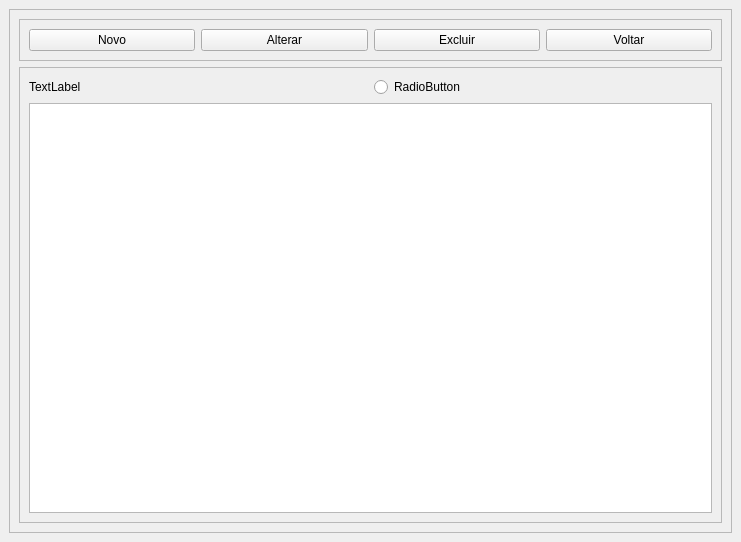
This is View/Telas/CD_Relatorio.ui in Blastoles/ProjetoSCGI as Qt 5 draws it before an edit. The edited form follows.
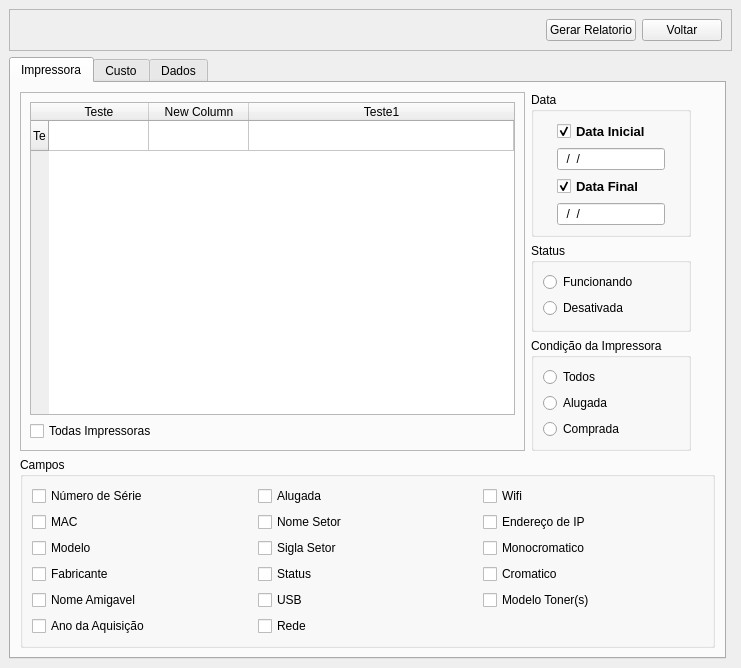
This is the edited form. Icons and pictures are not drawn.

Patch:
```diff
--- a/View/Telas/CD_Relatorio.ui
+++ b/View/Telas/CD_Relatorio.ui
@@ -7,7 +7,7 @@
     <x>0</x>
     <y>0</y>
     <width>741</width>
-    <height>542</height>
+    <height>596</height>
    </rect>
   </property>
   <property name="windowTitle">
@@ -15,106 +15,440 @@
   </property>
   <widget class="QWidget" name="centralwidget">
    <layout class="QGridLayout" name="gridLayout_2">
-    <item row="0" column="0">
-     <layout class="QGridLayout" name="gridLayout">
-      <item row="0" column="0">
-       <widget class="QFrame" name="frame_2">
-        <property name="frameShape">
-         <enum>QFrame::StyledPanel</enum>
-        </property>
-        <property name="frameShadow">
-         <enum>QFrame::Raised</enum>
-        </property>
-        <layout class="QVBoxLayout" name="verticalLayout">
-         <item>
-          <widget class="QFrame" name="frame">
-           <property name="frameShape">
-            <enum>QFrame::StyledPanel</enum>
-           </property>
-           <property name="frameShadow">
-            <enum>QFrame::Raised</enum>
-           </property>
-           <layout class="QHBoxLayout" name="horizontalLayout">
-            <item>
-             <widget class="QPushButton" name="BT_Criar">
+    <item row="0" column="0" colspan="2">
+     <widget class="QFrame" name="frame">
+      <property name="sizePolicy">
+       <sizepolicy hsizetype="Preferred" vsizetype="Maximum">
+        <horstretch>0</horstretch>
+        <verstretch>0</verstretch>
+       </sizepolicy>
+      </property>
+      <property name="frameShape">
+       <enum>QFrame::StyledPanel</enum>
+      </property>
+      <property name="frameShadow">
+       <enum>QFrame::Raised</enum>
+      </property>
+      <layout class="QHBoxLayout" name="horizontalLayout">
+       <item>
+        <spacer name="horizontalSpacer">
+         <property name="orientation">
+          <enum>Qt::Horizontal</enum>
+         </property>
+         <property name="sizeHint" stdset="0">
+          <size>
+           <width>40</width>
+           <height>20</height>
+          </size>
+         </property>
+        </spacer>
+       </item>
+       <item>
+        <widget class="QPushButton" name="BT_Criar">
+         <property name="text">
+          <string>Gerar Relatorio</string>
+         </property>
+         <property name="icon">
+          <iconset>
+           <normaloff>../Arte/check_ok_accept_apply_1582.ico</normaloff>../Arte/check_ok_accept_apply_1582.ico</iconset>
+         </property>
+        </widget>
+       </item>
+       <item>
+        <widget class="QPushButton" name="BT_Voltar">
+         <property name="text">
+          <string>Voltar</string>
+         </property>
+         <property name="icon">
+          <iconset>
+           <normaloff>../Arte/3643764-back-backward-left-reply-turn_113415.ico</normaloff>../Arte/3643764-back-backward-left-reply-turn_113415.ico</iconset>
+         </property>
+        </widget>
+       </item>
+      </layout>
+     </widget>
+    </item>
+    <item row="1" column="0">
+     <widget class="QTabWidget" name="tabWidget">
+      <property name="currentIndex">
+       <number>0</number>
+      </property>
+      <widget class="QWidget" name="tab">
+       <attribute name="title">
+        <string>Impressora</string>
+       </attribute>
+       <layout class="QGridLayout" name="gridLayout">
+        <item row="3" column="0" colspan="6">
+         <widget class="QGroupBox" name="groupBox_3">
+          <property name="title">
+           <string>Campos</string>
+          </property>
+          <layout class="QGridLayout" name="gridLayout_5">
+           <item row="2" column="0">
+            <widget class="QCheckBox" name="checkBox_3">
+             <property name="text">
+              <string>Modelo</string>
+             </property>
+            </widget>
+           </item>
+           <item row="0" column="0">
+            <widget class="QCheckBox" name="checkBox">
+             <property name="text">
+              <string>Número de Série</string>
+             </property>
+            </widget>
+           </item>
+           <item row="5" column="0">
+            <widget class="QCheckBox" name="checkBox_6">
+             <property name="text">
+              <string>Ano da Aquisição</string>
+             </property>
+            </widget>
+           </item>
+           <item row="3" column="0">
+            <widget class="QCheckBox" name="checkBox_4">
+             <property name="text">
+              <string>Fabricante</string>
+             </property>
+            </widget>
+           </item>
+           <item row="1" column="0">
+            <widget class="QCheckBox" name="checkBox_2">
+             <property name="text">
+              <string>MAC</string>
+             </property>
+            </widget>
+           </item>
+           <item row="4" column="0">
+            <widget class="QCheckBox" name="checkBox_5">
+             <property name="text">
+              <string>Nome Amigavel</string>
+             </property>
+            </widget>
+           </item>
+           <item row="0" column="1">
+            <widget class="QCheckBox" name="checkBox_9">
+             <property name="text">
+              <string>Alugada</string>
+             </property>
+            </widget>
+           </item>
+           <item row="2" column="1">
+            <widget class="QCheckBox" name="checkBox_11">
+             <property name="text">
+              <string>Sigla Setor</string>
+             </property>
+            </widget>
+           </item>
+           <item row="1" column="1">
+            <widget class="QCheckBox" name="checkBox_10">
+             <property name="text">
+              <string>Nome Setor</string>
+             </property>
+            </widget>
+           </item>
+           <item row="0" column="2">
+            <widget class="QCheckBox" name="checkBox_12">
+             <property name="text">
+              <string>Wifi</string>
+             </property>
+            </widget>
+           </item>
+           <item row="3" column="1">
+            <widget class="QCheckBox" name="checkBox_13">
+             <property name="text">
+              <string>Status</string>
+             </property>
+            </widget>
+           </item>
+           <item row="4" column="1">
+            <widget class="QCheckBox" name="checkBox_14">
+             <property name="text">
+              <string>USB</string>
+             </property>
+            </widget>
+           </item>
+           <item row="5" column="1">
+            <widget class="QCheckBox" name="checkBox_15">
+             <property name="text">
+              <string>Rede</string>
+             </property>
+            </widget>
+           </item>
+           <item row="1" column="2">
+            <widget class="QCheckBox" name="checkBox_16">
+             <property name="text">
+              <string>Endereço de IP</string>
+             </property>
+            </widget>
+           </item>
+           <item row="2" column="2">
+            <widget class="QCheckBox" name="checkBox_17">
+             <property name="text">
+              <string>Monocromatico</string>
+             </property>
+            </widget>
+           </item>
+           <item row="3" column="2">
+            <widget class="QCheckBox" name="checkBox_18">
+             <property name="text">
+              <string>Cromatico</string>
+             </property>
+            </widget>
+           </item>
+           <item row="4" column="2">
+            <widget class="QCheckBox" name="checkBox_19">
+             <property name="text">
+              <string>Modelo Toner(s)</string>
+             </property>
+            </widget>
+           </item>
+          </layout>
+         </widget>
+        </item>
+        <item row="1" column="1">
+         <widget class="QGroupBox" name="groupBox_4">
+          <property name="title">
+           <string>Status</string>
+          </property>
+          <layout class="QGridLayout" name="gridLayout_6">
+           <item row="0" column="0">
+            <widget class="QRadioButton" name="radioButton_4">
+             <property name="text">
+              <string>Funcionando</string>
+             </property>
+            </widget>
+           </item>
+           <item row="1" column="0">
+            <widget class="QRadioButton" name="radioButton_5">
+             <property name="text">
+              <string>Desativada</string>
+             </property>
+            </widget>
+           </item>
+          </layout>
+         </widget>
+        </item>
+        <item row="0" column="1">
+         <widget class="QGroupBox" name="groupBox_2">
+          <property name="title">
+           <string>Data</string>
+          </property>
+          <layout class="QGridLayout" name="gridLayout_7">
+           <item row="1" column="0">
+            <widget class="QLineEdit" name="lineEdit">
+             <property name="sizePolicy">
+              <sizepolicy hsizetype="Maximum" vsizetype="Fixed">
+               <horstretch>0</horstretch>
+               <verstretch>0</verstretch>
+              </sizepolicy>
+             </property>
+             <property name="font">
+              <font>
+               <family>Arial</family>
+              </font>
+             </property>
+             <property name="inputMask">
+              <string>99/99/9999</string>
+             </property>
+            </widget>
+           </item>
+           <item row="3" column="0">
+            <widget class="QLineEdit" name="lineEdit_2">
+             <property name="sizePolicy">
+              <sizepolicy hsizetype="Maximum" vsizetype="Fixed">
+               <horstretch>0</horstretch>
+               <verstretch>0</verstretch>
+              </sizepolicy>
+             </property>
+             <property name="font">
+              <font>
+               <family>Arial</family>
+              </font>
+             </property>
+             <property name="inputMask">
+              <string>99/99/9999</string>
+             </property>
+            </widget>
+           </item>
+           <item row="0" column="0">
+            <widget class="QCheckBox" name="checkBox_7">
+             <property name="font">
+              <font>
+               <family>Arial</family>
+               <pointsize>10</pointsize>
+               <weight>75</weight>
+               <bold>true</bold>
+              </font>
+             </property>
+             <property name="text">
+              <string>Data Inicial</string>
+             </property>
+             <property name="checkable">
+              <bool>true</bool>
+             </property>
+             <property name="checked">
+              <bool>true</bool>
+             </property>
+            </widget>
+           </item>
+           <item row="2" column="0">
+            <widget class="QCheckBox" name="checkBox_8">
+             <property name="font">
+              <font>
+               <family>Arial</family>
+               <pointsize>10</pointsize>
+               <weight>75</weight>
+               <bold>true</bold>
+               <underline>false</underline>
+              </font>
+             </property>
+             <property name="text">
+              <string>Data Final</string>
+             </property>
+             <property name="checked">
+              <bool>true</bool>
+             </property>
+            </widget>
+           </item>
+          </layout>
+         </widget>
+        </item>
+        <item row="2" column="1">
+         <widget class="QGroupBox" name="groupBox">
+          <property name="title">
+           <string>Condição da Impressora</string>
+          </property>
+          <layout class="QGridLayout" name="gridLayout_3">
+           <item row="0" column="0">
+            <widget class="QRadioButton" name="radioButton">
+             <property name="text">
+              <string>Todos</string>
+             </property>
+            </widget>
+           </item>
+           <item row="1" column="0">
+            <widget class="QRadioButton" name="radioButton_2">
+             <property name="text">
+              <string>Alugada</string>
+             </property>
+            </widget>
+           </item>
+           <item row="2" column="0">
+            <widget class="QRadioButton" name="radioButton_3">
+             <property name="text">
+              <string>Comprada</string>
+             </property>
+            </widget>
+           </item>
+          </layout>
+         </widget>
+        </item>
+        <item row="0" column="0" rowspan="3">
+         <widget class="QFrame" name="frame_2">
+          <property name="frameShape">
+           <enum>QFrame::StyledPanel</enum>
+          </property>
+          <property name="frameShadow">
+           <enum>QFrame::Raised</enum>
+          </property>
+          <layout class="QGridLayout" name="gridLayout_4">
+           <item row="1" column="0">
+            <widget class="QTableWidget" name="tableWidget">
+             <property name="acceptDrops">
+              <bool>true</bool>
+             </property>
+             <property name="frameShape">
+              <enum>QFrame::StyledPanel</enum>
+             </property>
+             <property name="editTriggers">
+              <set>QAbstractItemView::NoEditTriggers</set>
+             </property>
+             <property name="dragEnabled">
+              <bool>false</bool>
+             </property>
+             <property name="selectionBehavior">
+              <enum>QAbstractItemView::SelectRows</enum>
+             </property>
+             <property name="verticalScrollMode">
+              <enum>QAbstractItemView::ScrollPerItem</enum>
+             </property>
+             <property name="gridStyle">
+              <enum>Qt::SolidLine</enum>
+             </property>
+             <attribute name="horizontalHeaderVisible">
+              <bool>true</bool>
+             </attribute>
+             <attribute name="horizontalHeaderCascadingSectionResizes">
+              <bool>false</bool>
+             </attribute>
+             <attribute name="horizontalHeaderShowSortIndicator" stdset="0">
+              <bool>false</bool>
+             </attribute>
+             <attribute name="horizontalHeaderStretchLastSection">
+              <bool>true</bool>
+             </attribute>
+             <attribute name="verticalHeaderShowSortIndicator" stdset="0">
+              <bool>false</bool>
+             </attribute>
+             <attribute name="verticalHeaderStretchLastSection">
+              <bool>false</bool>
+             </attribute>
+             <row>
               <property name="text">
-               <string>Novo</string>
+               <string>Te</string>
               </property>
-              <property name="icon">
-               <iconset>
-                <normaloff>../Arte/new_page_document_1560.ico</normaloff>../Arte/new_page_document_1560.ico</iconset>
-              </property>
-             </widget>
-            </item>
-            <item>
-             <widget class="QPushButton" name="BT_Alterar">
+             </row>
+             <column>
               <property name="text">
-               <string>Alterar</string>
+               <string>Teste</string>
               </property>
-              <property name="icon">
-               <iconset>
-                <normaloff>../Arte/edit_pencil_write_1574.ico</normaloff>../Arte/edit_pencil_write_1574.ico</iconset>
+              <property name="font">
+               <font>
+                <family>Arial</family>
+               </font>
               </property>
-             </widget>
-            </item>
-            <item>
-             <widget class="QPushButton" name="BT_Exclui">
+             </column>
+             <column>
               <property name="text">
-               <string>Excluir</string>
+               <string>New Column</string>
               </property>
-              <property name="icon">
-               <iconset>
-                <normaloff>../Arte/delete_delete_exit_1577.ico</normaloff>../Arte/delete_delete_exit_1577.ico</iconset>
-              </property>
-             </widget>
-            </item>
-            <item>
-             <widget class="QPushButton" name="BT_Voltar">
+             </column>
+             <column>
               <property name="text">
-               <string>Voltar</string>
+               <string>Teste1</string>
               </property>
-              <property name="icon">
-               <iconset>
-                <normaloff>../Arte/3643764-back-backward-left-reply-turn_113415.ico</normaloff>../Arte/3643764-back-backward-left-reply-turn_113415.ico</iconset>
+              <property name="font">
+               <font>
+                <family>Arial</family>
+               </font>
               </property>
-             </widget>
-            </item>
-           </layout>
-          </widget>
-         </item>
-         <item>
-          <widget class="QFrame" name="frame_3">
-           <property name="frameShape">
-            <enum>QFrame::StyledPanel</enum>
-           </property>
-           <property name="frameShadow">
-            <enum>QFrame::Raised</enum>
-           </property>
-           <layout class="QGridLayout" name="gridLayout_3">
-            <item row="0" column="0">
-             <widget class="QLabel" name="label">
-              <property name="text">
-               <string>TextLabel</string>
-              </property>
-             </widget>
-            </item>
-            <item row="1" column="0" colspan="2">
-             <widget class="QGraphicsView" name="graphicsView"/>
-            </item>
-            <item row="0" column="1">
-             <widget class="QRadioButton" name="radioButton">
-              <property name="text">
-               <string>RadioButton</string>
-              </property>
-             </widget>
-            </item>
-           </layout>
-          </widget>
-         </item>
-        </layout>
-       </widget>
-      </item>
-     </layout>
+             </column>
+            </widget>
+           </item>
+           <item row="2" column="0">
+            <widget class="QCheckBox" name="checkBox_20">
+             <property name="text">
+              <string>Todas Impressoras</string>
+             </property>
+            </widget>
+           </item>
+          </layout>
+         </widget>
+        </item>
+       </layout>
+      </widget>
+      <widget class="QWidget" name="tab_2">
+       <attribute name="title">
+        <string>Custo</string>
+       </attribute>
+      </widget>
+      <widget class="QWidget" name="tab_3">
+       <attribute name="title">
+        <string>Dados</string>
+       </attribute>
+      </widget>
+     </widget>
     </item>
    </layout>
   </widget>
```
Left out of the diff: 2 changed lines with no effect on the pictures.
